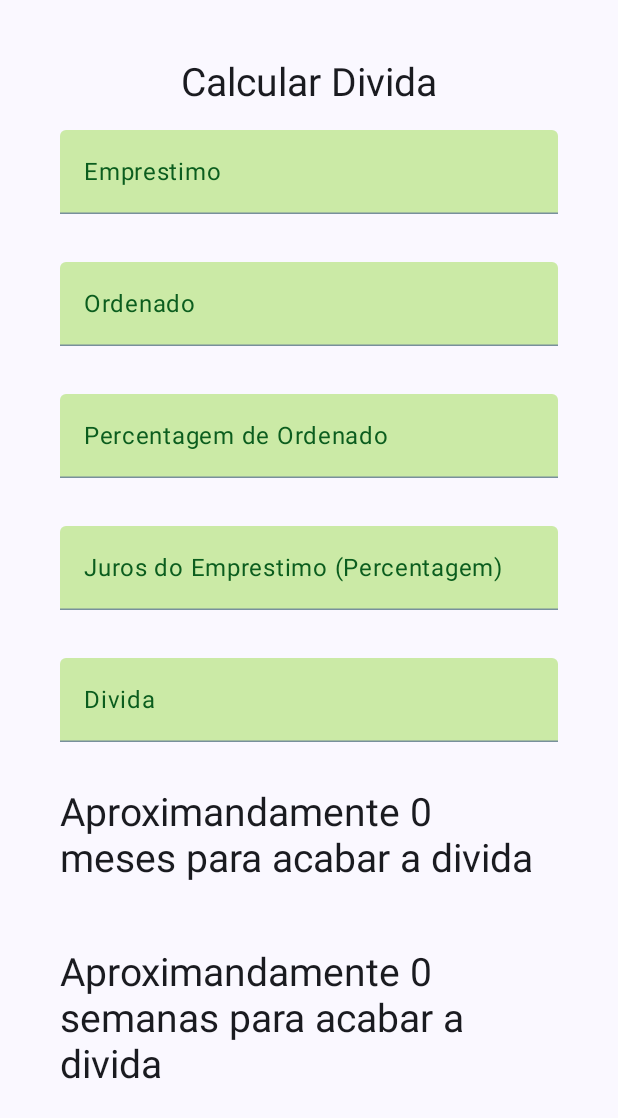
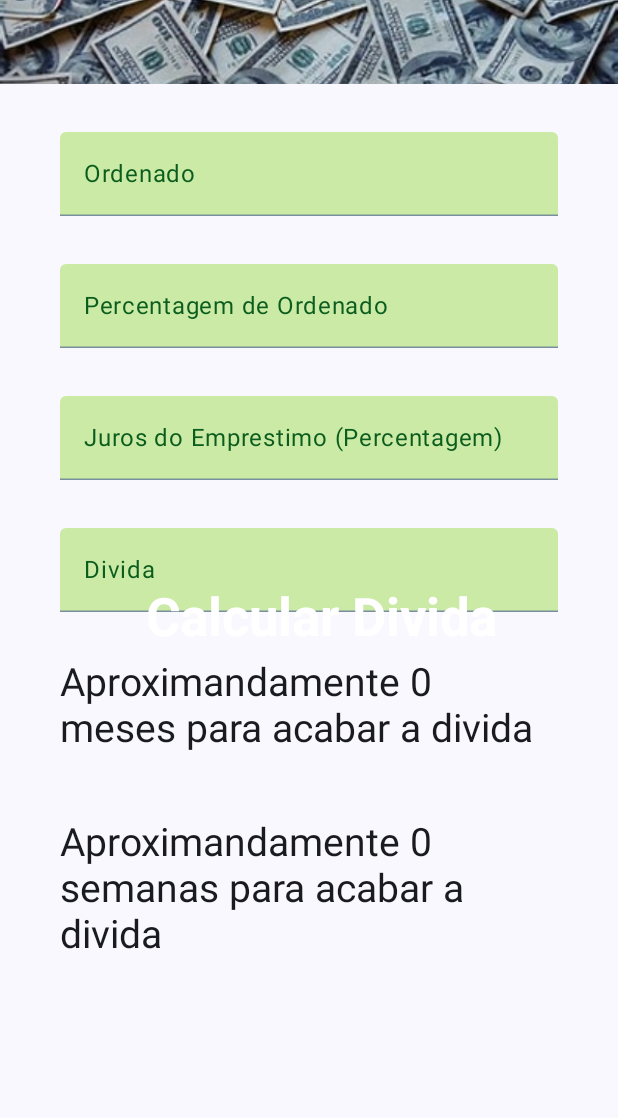
Before and after one commit to AnaT1999/CalculadorDeDividas, an Android app built with Jetpack Compose: the screen it shows after launch (MainActivity), on a phone screen of 412 x 824 dp. Shown: the top 1118 px of the screen. Run offline under Robolectric (Android 15) with nearby library versions, the phone set to English and light mode, and no system bars.

Commit message:
astetica e topbar com imagem de background 24/06/2024

```diff
--- a/app/src/main/java/pt/ipg/calculadordedividas/MainActivity.kt
+++ b/app/src/main/java/pt/ipg/calculadordedividas/MainActivity.kt
@@ -20,6 +20,7 @@ import androidx.compose.foundation.layout.statusBarsPadding
 import androidx.compose.foundation.rememberScrollState
 import androidx.compose.foundation.text.KeyboardOptions
 import androidx.compose.foundation.verticalScroll
+import androidx.compose.material3.ExperimentalMaterial3Api
 import androidx.compose.material3.MaterialTheme
 import androidx.compose.material3.Scaffold
 import androidx.compose.material3.Surface
@@ -49,6 +50,7 @@ import androidx.compose.ui.unit.dp
 import pt.ipg.calculadordedividas.ui.theme.CalculadorDeDividasTheme
 import java.text.NumberFormat
 import androidx.compose.ui.text.TextStyle
+import androidx.compose.ui.text.font.FontWeight
 import androidx.compose.ui.unit.sp
 
 class MainActivity : ComponentActivity() {
@@ -102,6 +104,43 @@ fun InserirNumeros(@StringRes label: Int,
     )
 }
 
+@OptIn(ExperimentalMaterial3Api::class)
+@Composable
+fun CalculadorTopBar() {
+    Box(
+        modifier = Modifier.fillMaxWidth()
+    ) {
+        Image(
+            painter = painterResource(id = R.drawable.money_bg),
+            contentDescription = "Background da barra superior",
+            contentScale = ContentScale.Crop,
+            modifier = Modifier
+                .fillMaxWidth()
+                .height(56.dp)
+        )
+        TopAppBar(
+            title = {
+                Box(
+                    modifier = Modifier.fillMaxSize(),
+                    contentAlignment = Alignment.Center
+                ) {
+                    Text(
+                        text = stringResource(R.string.calcula_div),
+                        color = Color.White,
+                        style = TextStyle(
+                            fontSize = 35.sp,
+                            fontWeight = FontWeight.Bold
+
+                        )
+                    )
+                }
+            },
+            colors = TopAppBarDefaults.smallTopAppBarColors(containerColor = Color.Transparent)
+        )
+    }
+}
+
+
 @Composable
 fun LayoutCalculadorDividas() {
     var dividaInp by remember { mutableStateOf("") }
@@ -134,25 +173,35 @@ fun LayoutCalculadorDividas() {
 
     val tamanhoText = TextStyle(fontSize = 26.sp)
 
-
-    Column(modifier = Modifier
+    Scaffold(
+        topBar = { CalculadorTopBar() }
+    ) { contentPadding ->
+        Column(
+            modifier = Modifier
                 .statusBarsPadding()
                 .padding(horizontal = 40.dp)
                 .verticalScroll(rememberScrollState())
                 .safeDrawingPadding(),
             horizontalAlignment = Alignment.CenterHorizontally,
-        verticalArrangement = Arrangement.Center,) {
+            verticalArrangement = Arrangement.Center,
+        ) {
+            /*
+            Text(
+                text = stringResource(R.string.calcula_div), modifier = Modifier
+                    .padding(bottom = 16.dp, top = 40.dp)
+                    .align(Alignment.CenterHorizontally), style = tamanhoText
+            )
 
-        Text(text = stringResource(R.string.calcula_div), modifier = Modifier
-            .padding(bottom = 16.dp, top = 40.dp)
-            .align(Alignment.CenterHorizontally), style = tamanhoText)
-
+             */
 
 
             // Inserir valor de Emprestimo
             InserirNumeros(
                 label = R.string.emp,
-            keyboardOptions = KeyboardOptions.Default.copy(keyboardType = KeyboardType.Number, imeAction = ImeAction.Next),
+                keyboardOptions = KeyboardOptions.Default.copy(
+                    keyboardType = KeyboardType.Number,
+                    imeAction = ImeAction.Next
+                ),
                 value = emprestimoInp,
                 onValueChanged = { emprestimoInp = it },
                 modifier = Modifier
@@ -163,7 +212,10 @@ fun LayoutCalculadorDividas() {
             // Inserir valor de Ordenado
             InserirNumeros(
                 label = R.string.ord,
-            keyboardOptions = KeyboardOptions.Default.copy(keyboardType = KeyboardType.Number, imeAction = ImeAction.Next),
+                keyboardOptions = KeyboardOptions.Default.copy(
+                    keyboardType = KeyboardType.Number,
+                    imeAction = ImeAction.Next
+                ),
                 value = ordenadoInp,
                 onValueChanged = { ordenadoInp = it },
                 modifier = Modifier
@@ -174,7 +226,10 @@ fun LayoutCalculadorDividas() {
             // Inserir valor usado do ordenado (Percentagem)
             InserirNumeros(
                 label = R.string.percentord,
-            keyboardOptions = KeyboardOptions.Default.copy(keyboardType = KeyboardType.Number, imeAction = ImeAction.Next),
+                keyboardOptions = KeyboardOptions.Default.copy(
+                    keyboardType = KeyboardType.Number,
+                    imeAction = ImeAction.Next
+                ),
                 value = percentOInp,
                 onValueChanged = { percentOInp = it },
                 modifier = Modifier
@@ -184,7 +239,10 @@ fun LayoutCalculadorDividas() {
             // Inserir valor de Percentagem de juros sobre o emprestimo
             InserirNumeros(
                 label = R.string.empjuros,
-            keyboardOptions = KeyboardOptions.Default.copy(keyboardType = KeyboardType.Number, imeAction = ImeAction.Next),
+                keyboardOptions = KeyboardOptions.Default.copy(
+                    keyboardType = KeyboardType.Number,
+                    imeAction = ImeAction.Next
+                ),
                 value = jurosPerctInp,
                 onValueChanged = { jurosPerctInp = it },
                 modifier = Modifier
@@ -195,7 +253,10 @@ fun LayoutCalculadorDividas() {
             // Inserir valor de Divida
             InserirNumeros(
                 label = R.string.div,
-            keyboardOptions = KeyboardOptions.Default.copy(keyboardType = KeyboardType.Number, imeAction = ImeAction.Done),
+                keyboardOptions = KeyboardOptions.Default.copy(
+                    keyboardType = KeyboardType.Number,
+                    imeAction = ImeAction.Done
+                ),
                 value = dividaInp,
                 onValueChanged = { dividaInp = it },
                 modifier = Modifier
@@ -204,14 +265,19 @@ fun LayoutCalculadorDividas() {
             )
 
 
-        Text(text = stringResource(R.string.mesesdiv, mes),
-            style = tamanhoText)
+            Text(
+                text = stringResource(R.string.mesesdiv, mes),
+                style = tamanhoText
+            )
 
             Spacer(modifier = Modifier.height(45.dp))
-        Text(text = stringResource(R.string.semanadiv, semanas),
-            style = tamanhoText)
+            Text(
+                text = stringResource(R.string.semanadiv, semanas),
+                style = tamanhoText
+            )
 
             Spacer(modifier = Modifier.height(150.dp))
+        }
     }
 }
 
```
Lines whose indentation alone changed are shown as unchanged.
